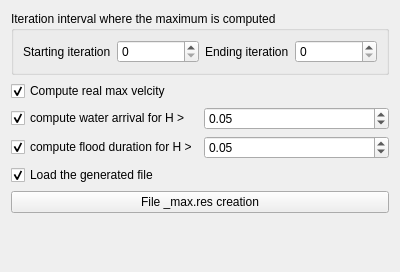
Before: the Qt Designer form PostTelemac/meshlayertools/ExtractMaxTool.ui in Artelia/PostTelemac, drawn with Qt 5.
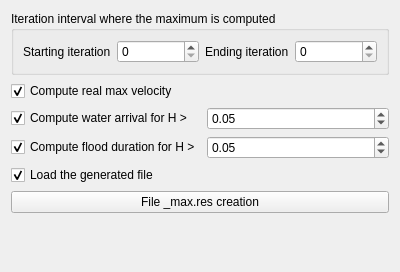
After: the same form once the commit is applied. Icons and pictures are not drawn.

Diff of the .ui file:
```diff
--- a/PostTelemac/meshlayertools/ExtractMaxTool.ui
+++ b/PostTelemac/meshlayertools/ExtractMaxTool.ui
@@ -46,7 +46,7 @@
    <item row="1" column="0">
     <widget class="QCheckBox" name="checkBox_11">
      <property name="text">
-      <string>Compute real max velcity</string>
+      <string>Compute real max velocity</string>
      </property>
      <property name="checked">
       <bool>true</bool>
@@ -56,7 +56,7 @@
    <item row="2" column="0">
     <widget class="QCheckBox" name="checkBox_9">
      <property name="text">
-      <string>compute water arrival for H &gt;</string>
+      <string>Compute water arrival for H &gt;</string>
      </property>
      <property name="checked">
       <bool>true</bool>
@@ -73,7 +73,7 @@
    <item row="3" column="0">
     <widget class="QCheckBox" name="checkBox_10">
      <property name="text">
-      <string>compute flood duration for H &gt;</string>
+      <string>Compute flood duration for H &gt;</string>
      </property>
      <property name="checked">
       <bool>true</bool>
```
